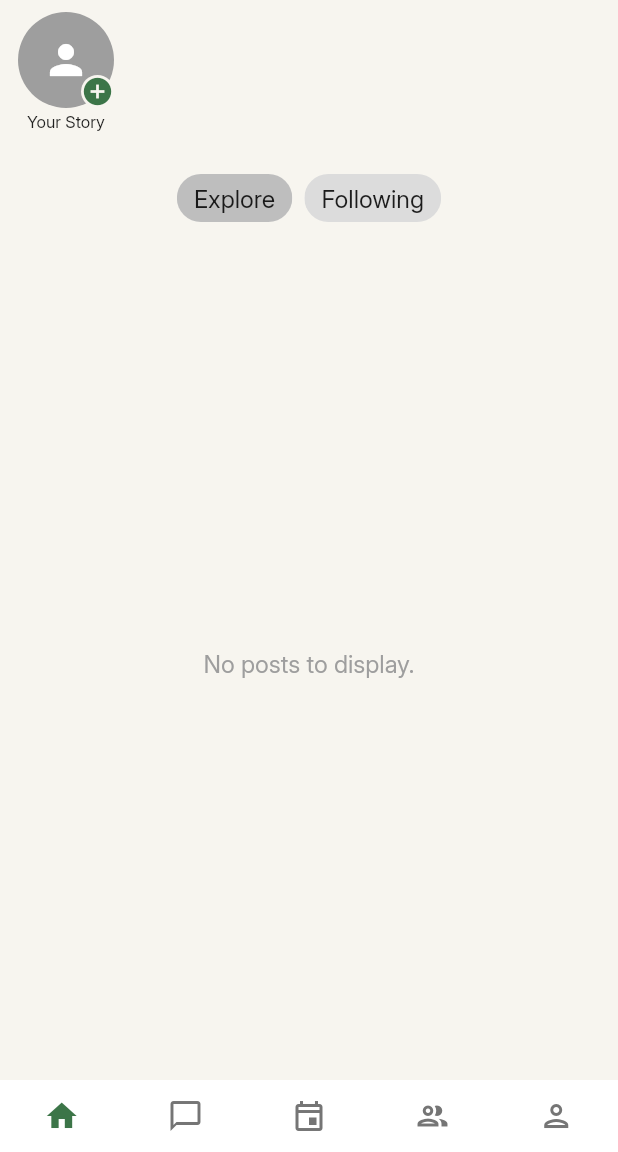
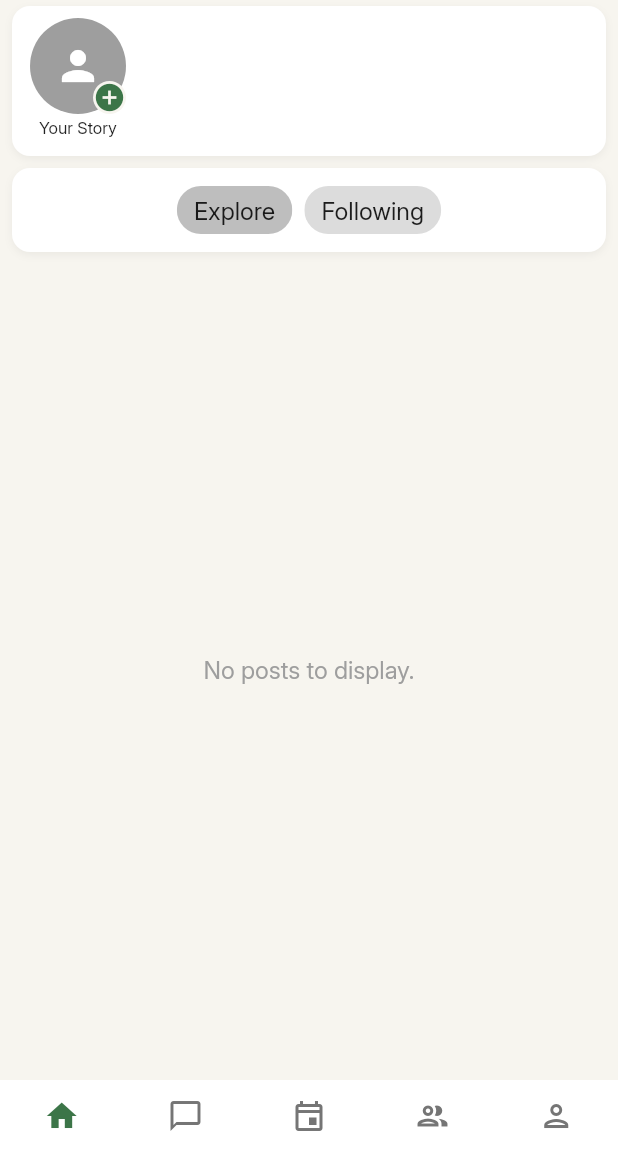
Before and after one commit to bahmuhammad24-developer/fouta_app, a Flutter app: the screen it shows once a user with an empty profile is signed in, on a phone screen of 412 x 824 dp, the part 84-1236 px from its top. Run offline on Flutter 3.47's test engine with Material 3 defaults, Android fonts, the phone set to English and light mode, and no system bars; drawn by our look-alikes of badges; our stand-ins replace cached_network_image, camera, cloud_firestore, connectivity_plus, firebase_auth, firebase_core and 3 more; missing offline and left inert: media_kit, media_kit_video; accounts and stored records are empty.

Commit message:
Add surfaces for stories tray and feed chips

```diff
--- a/lib/screens/home_screen.dart
+++ b/lib/screens/home_screen.dart
@@ -27,6 +27,7 @@ import 'package:fouta_app/services/connectivity_provider.dart';
 import 'package:fouta_app/screens/profile_screen.dart';
 import 'package:fouta_app/widgets/post_card_widget.dart';
 import 'package:fouta_app/utils/firestore_paths.dart';
+import 'package:fouta_app/widgets/fouta_card.dart';
 
 class HomeScreen extends StatefulWidget {
   const HomeScreen({super.key});
@@ -195,13 +196,21 @@ class _HomeScreenState extends State<HomeScreen> {
                             IconButton(
                               icon: const Icon(Icons.add_circle_outline),
                               tooltip: 'Create Post',
-                              onPressed: () => Navigator.push(context, MaterialPageRoute(builder: (context) => const CreatePostScreen())),
+                              onPressed: () => Navigator.push(
+                                context,
+                                MaterialPageRoute(
+                                  builder: (context) =>
+                                      const CreatePostScreen(),
                                 ),
-                            _NotificationsButton(unreadStream: _unreadNotificationsStream),
+                              ),
+                            ),
+                            _NotificationsButton(
+                                unreadStream: _unreadNotificationsStream),
                             Builder(
                               builder: (context) => IconButton(
                                 icon: const Icon(Icons.menu),
-                                onPressed: () => Scaffold.of(context).openEndDrawer(),
+                                onPressed: () =>
+                                    Scaffold.of(context).openEndDrawer(),
                               ),
                             ),
                           ],
@@ -211,11 +220,15 @@ class _HomeScreenState extends State<HomeScreen> {
                     body: IndexedStack(
                       index: _selectedIndex,
                       children: <Widget>[
-                        _buildOffstageNavigator(0, FeedTab(setNavBarVisibility: _setNavBarVisibility)),
-                        _buildOffstageNavigator(1, ChatsTab(setNavBarVisibility: _setNavBarVisibility)),
-                        _buildOffstageNavigator(2, const EventsListScreen()),
+                        _buildOffstageNavigator(
+                            0, FeedTab(setNavBarVisibility: _setNavBarVisibility)),
+                        _buildOffstageNavigator(
+                            1, ChatsTab(setNavBarVisibility: _setNavBarVisibility)),
+                        _buildOffstageNavigator(
+                            2, const EventsListScreen()),
                         _buildOffstageNavigator(3, const PeopleTab()),
-                        _buildOffstageNavigator(4, ProfileScreen(userId: currentUser?.uid ?? '')),
+                        _buildOffstageNavigator(
+                            4, ProfileScreen(userId: currentUser?.uid ?? '')),
                       ],
                     ),
                   ),
@@ -628,13 +641,13 @@ class _FeedTabState extends State<FeedTab> {
             onVerticalDragStart: (_) {},
             onVerticalDragUpdate: (_) {},
             onVerticalDragEnd: (_) {},
+            child: FoutaCard(
+              padding: EdgeInsets.zero,
               child: const StoriesTray(),
             ),
-          Padding(
-            padding: const EdgeInsets.symmetric(horizontal: 16.0, vertical: 8.0),
-
-            child: Material(
-              type: MaterialType.transparency,
+          ),
+          FoutaCard(
+            padding: const EdgeInsets.symmetric(horizontal: 8, vertical: 4),
             child: Row(
               mainAxisAlignment: MainAxisAlignment.center,
               children: [
@@ -658,8 +671,6 @@ class _FeedTabState extends State<FeedTab> {
                   },
                 ),
               ],
-              ),
-
             ),
           ),
           Expanded(
```
Lines whose indentation alone changed are shown as unchanged.
